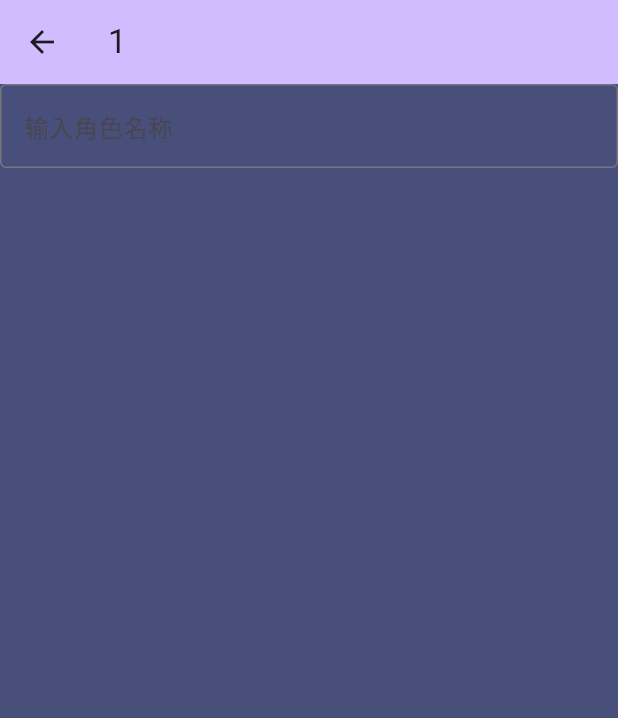
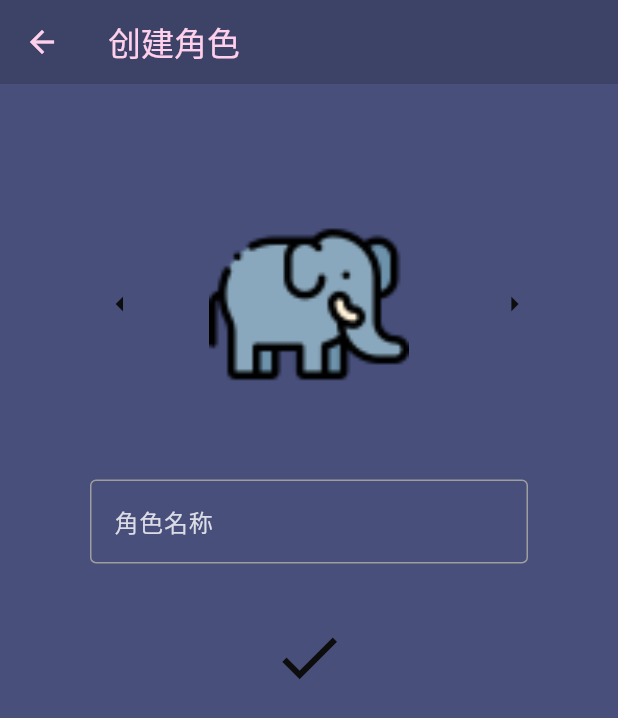
Before and after one commit to Uwwal/QuonSekaiIdle, a Flutter app: the CreateCharacterPage screen opened by its route, on a phone screen of 412 x 824 dp. Shown: the top 718 px of the screen. Run offline on Flutter 3.47's test engine with Material 3 defaults, Android fonts, the phone set to English and light mode, and no system bars.

Commit message:
create character page finish

```diff
--- a/lib/constants/app_constants.dart
+++ b/lib/constants/app_constants.dart
@@ -1,7 +1,20 @@
-//
+// app
 
 const String appTitle = "Quon Sekai Idle";
 
 // start up page
 
 const double startupPageIconHeight = 384;
+
+// create character page
+
+const String characterPageAppBarText = "创建角色";
+const String characterPageInputNameLabelText = "角色名称";
+
+const List<String> playerImageNameList = ["elephant.png", "reindeer.png"];
+const String playerImageDirPath = "lib/asserts/images/players/";
+const String playerImagePlathHolderPath = "${playerImageDirPath}placeholder.png";
+
+const int characterPageShakingDuration = 200;
+
+// game page
--- a/lib/pages/create_character_page.dart
+++ b/lib/pages/create_character_page.dart
@@ -1,39 +1,144 @@
 import 'package:flutter/material.dart';
+import 'package:quon_sekai_idle/constants/app_constants.dart';
 
 import '../constants/colors.dart';
 
-class CreateCharacterPage extends StatelessWidget {
+class CreateCharacterPage extends StatefulWidget {
   const CreateCharacterPage({super.key});
+
+  @override
+  State<CreateCharacterPage> createState() => _CreateCharacterPageState();
+}
+
+class _CreateCharacterPageState extends State<CreateCharacterPage> {
+  final int _playerImageNameListLength = playerImageNameList.length;
+
+  var _playerImageIndex = 0;
+  var _playerCurImagePath = "";
+
+  var _reenter = false;
+
+  final _nameController = TextEditingController();
+
+  String getPlayerCurImagePath() =>
+      playerImageDirPath + playerImageNameList[_playerImageIndex];
+
+  void _playerImageChangeButtonOnPressed(int counter) {
+    setState(() {
+      _playerImageIndex += counter + _playerImageNameListLength;
+      _playerImageIndex %= _playerImageNameListLength;
+
+      _playerCurImagePath = getPlayerCurImagePath();
+    });
+  }
+
+  void _confirmButtonOnPressed() {
+    var name = _nameController.text;
+    if (name.isEmpty) {
+      setState(() {
+        _reenter = true;
+      });
+
+      Future.delayed(const Duration(milliseconds: characterPageShakingDuration),
+          () {
+        setState(() {
+          _reenter = false;
+        });
+      });
+    } else {
+      Navigator.pushNamed(context, '/game page', arguments: name);
+    }
+  }
+
+  @override
+  void initState() {
+    super.initState();
+
+    _playerCurImagePath = getPlayerCurImagePath();
+  }
 
   @override
   Widget build(BuildContext context) {
     return Scaffold(
-      backgroundColor: darkBlueBackgroundColor,
       appBar: AppBar(
-        backgroundColor: Theme.of(context).colorScheme.inversePrimary,
-        title: const Text("1"),
+        title: const Text(
+          characterPageAppBarText,
+        ),
       ),
-      body: const Align(
+      body: Align(
         alignment: Alignment.center,
-        child: Column(
-            children: [
-              // character name
-              Column(
-                children: [
-                  TextField(
-                    decoration: InputDecoration(
-                      labelText: '输入角色名称',
-                      hintText: 'Type here',
-                      border: OutlineInputBorder(),
+        child: Padding(
+          padding: const EdgeInsets.fromLTRB(60, 30, 60, 40),
+          child: Column(children: [
+            // image selector
+            Flex(
+              direction: Axis.horizontal,
+              children: [
+                // left button
+                Expanded(
+                  flex: 1,
+                  child: IconButton(
+                    onPressed: () => _playerImageChangeButtonOnPressed(-1),
+                    icon: const Icon(Icons.arrow_left),
+                    color: createCharacterIconButtonColor,
+                  ),
+                ),
+                // image
+                Expanded(
+                  flex: 8,
+                  child: Padding(
+                    padding: const EdgeInsets.all(50),
+                    child: FadeInImage(
+                      placeholder: const AssetImage(playerImagePlathHolderPath),
+                      image: AssetImage(_playerCurImagePath),
+                      fit: BoxFit.cover,
+                      fadeInDuration: const Duration(milliseconds: 1),
                     ),
                   ),
-                ],
-              )
-          // ElevatedButton(
-          //   onPressed: () => {Navigator.pushNamed(context, '/startup page')},
-          //   child: const Text("start"),
-          // ),
-        ]),
+                ),
+                // right button
+                Expanded(
+                  flex: 1,
+                  child: IconButton(
+                    onPressed: () => _playerImageChangeButtonOnPressed(1),
+                    icon: const Icon(Icons.arrow_right),
+                    color: createCharacterIconButtonColor,
+                  ),
+                ),
+              ],
+            ),
+
+            // character name
+
+            TextField(
+              controller: _nameController,
+              decoration: InputDecoration(
+                labelText: characterPageInputNameLabelText,
+                hintText: 'Type here',
+                border: const OutlineInputBorder(),
+                enabledBorder: OutlineInputBorder(
+                    borderSide: BorderSide(
+                  color: _reenter ? Colors.red : Colors.grey,
+                )),
+
+              ),
+            ),
+
+            const SizedBox(
+              height: 30,
+            ),
+
+            // confirm button
+            IconButton(
+              onPressed: _confirmButtonOnPressed,
+              icon: const Icon(
+                Icons.check,
+                size: 50,
+              ),
+              color: createCharacterIconButtonColor,
+            ),
+          ]),
+        ),
       ),
     );
   }
--- a/lib/pages/startup_page.dart
+++ b/lib/pages/startup_page.dart
@@ -10,7 +10,6 @@ class StartupPage extends StatelessWidget {
   @override
   Widget build(BuildContext context) {
     return Scaffold(
-      backgroundColor: darkBlueBackgroundColor,
       body: Align(
         alignment: Alignment.center,
         child: Padding(
--- a/lib/routes/main_route.dart
+++ b/lib/routes/main_route.dart
@@ -1,9 +1,13 @@
 import 'package:flutter/cupertino.dart';
 
 import '../pages/create_character_page.dart';
+import '../pages/game_page.dart';
 import '../pages/startup_page.dart';
 
 final Map<String, WidgetBuilder> mainRoute = {
-  '/startup page': (context) => StartupPage(),
+  '/startup page': (context) => const StartupPage(),
   '/create character page': (context) => const CreateCharacterPage(),
+  '/game page': (context) {
+    return GamePage(playerName: ModalRoute.of(context)?.settings.arguments as String);
+  },
 };
--- /dev/null
+++ b/lib/themes/custom_theme.dart
@@ -0,0 +1,40 @@
+import 'package:flutter/material.dart';
+
+import '../constants/colors.dart';
+
+final ThemeData material3Theme = ThemeData.from(
+  colorScheme: ColorScheme.fromSeed(seedColor: themeSeedColor),
+  useMaterial3: true,
+);
+
+final ThemeData customTheme = material3Theme.copyWith(
+  scaffoldBackgroundColor: darkBlueBackgroundColor,
+  appBarTheme: const AppBarTheme(
+    color: appBarDarkColor,
+    titleTextStyle: TextStyle(
+      fontSize: 22.0,
+      color: startupPageTextLightPinkColor,
+    ),
+    iconTheme: IconThemeData(
+      color: startupPageTextLightPinkColor,
+    ),
+  ),
+  textTheme: material3Theme.textTheme.copyWith(
+    bodyLarge: const TextStyle(
+      color: themeInputBodyColor,
+    ),
+    labelMedium: const TextStyle(
+      color: startupPageTextLightPinkColor,
+    ),
+  ),
+  inputDecorationTheme: material3Theme.inputDecorationTheme.copyWith(
+    labelStyle: const TextStyle(
+      color: themeInputDecorationLaborColor,
+    ),
+    focusedBorder: const OutlineInputBorder(
+      borderSide: BorderSide(
+        color: themeInputDecorationBorderColor,
+      ),
+    ),
+  ),
+);
--- a/pubspec.yaml
+++ b/pubspec.yaml
@@ -61,6 +61,7 @@ flutter:
   # To add assets to your application, add an assets section, like this:
   assets:
     - lib/asserts/images/
+    - lib/asserts/images/players/
   #   - images/a_dot_ham.jpeg
 
   # An image asset can refer to one or more resolution-specific "variants", see
```
Also changed, not shown: lib/constants/colors.dart (+10 -0 lines), lib/main.dart (+3 -5 lines), lib/pages/game_page.dart (added, +23 -0 lines), lib/asserts/images/players/elephant.png (added), lib/asserts/images/players/placeholder.png (added), lib/asserts/images/players/reindeer.png (added).
